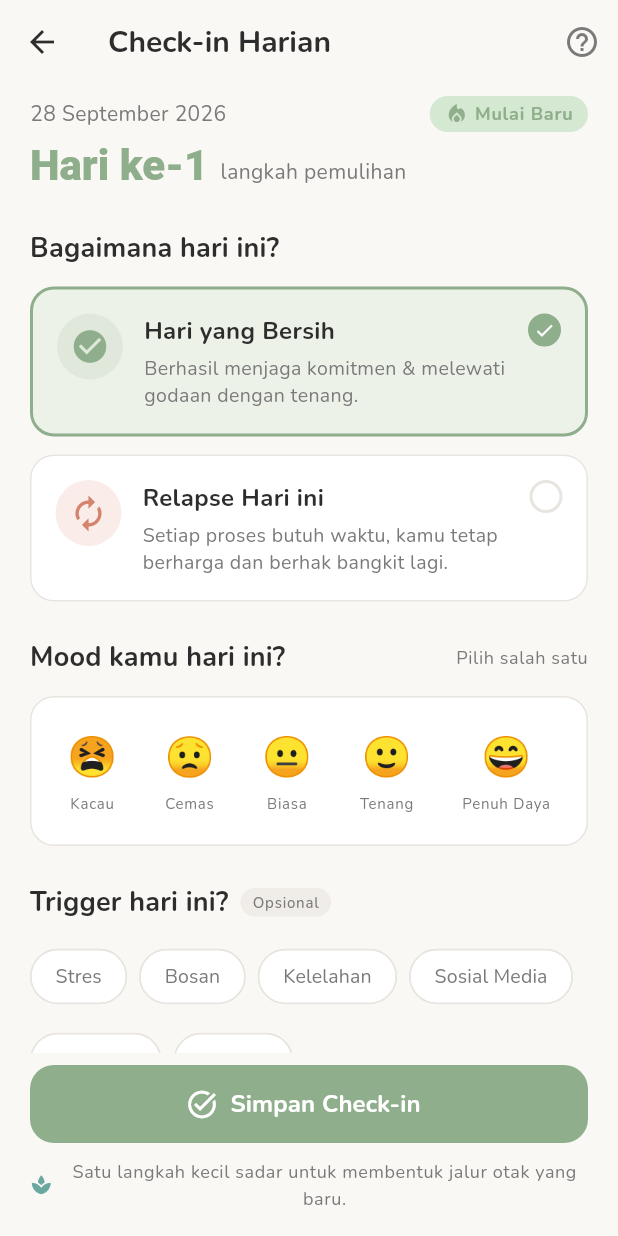
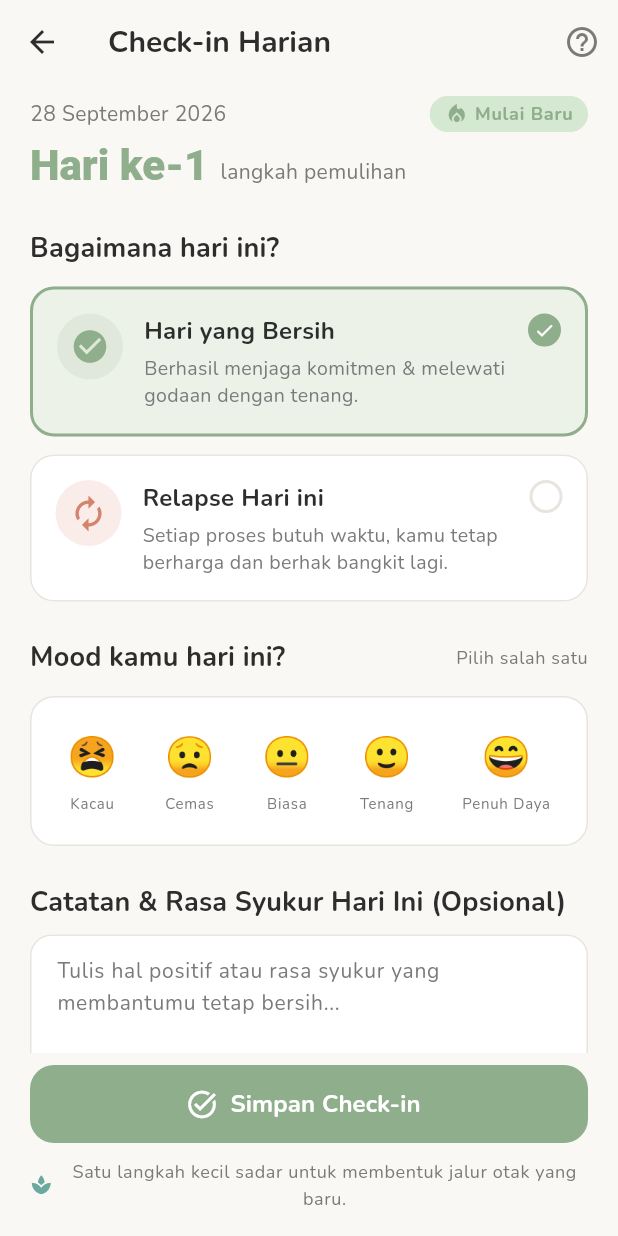
Before and after one commit to meryzennn/rewire, a Flutter app: the CheckinScreen screen opened by its route, on a phone screen of 412 x 824 dp. Run offline on Flutter 3.47's test engine with Material 3 defaults, Android fonts, the phone set to English and light mode, and no system bars; our stand-ins replace audioplayers, fl_chart, flutter_local_notifications, go_router, image_picker, shared_preferences and 3 more; accounts and stored records are empty.

Commit message:
feat(checkin): make triggers relapse-only and add already-checked-in banner with update action

```diff
--- a/lib/screens/checkin/checkin_screen.dart
+++ b/lib/screens/checkin/checkin_screen.dart
@@ -203,6 +203,7 @@ class _CheckinScreenState extends State<CheckinScreen> {
 
     final provider = _getProvider(context);
     final isRelapse = _selectedStatus == 'relapse';
+    final wasAlreadyCheckedIn = provider.hasCheckedInToday;
 
     try {
       await provider.submitCheckin(
@@ -238,17 +239,21 @@ class _CheckinScreenState extends State<CheckinScreen> {
       }
     } else {
       ScaffoldMessenger.of(context).showSnackBar(
-        const SnackBar(
+        SnackBar(
           content: Row(
             children: [
-              Icon(Icons.check_circle, color: Colors.white, size: 20),
-              SizedBox(width: 8),
-              Text('Check-in berhasil disimpan!'),
+              const Icon(Icons.check_circle, color: Colors.white, size: 20),
+              const SizedBox(width: 8),
+              Text(
+                wasAlreadyCheckedIn
+                    ? 'Check-in berhasil diperbarui!'
+                    : 'Check-in berhasil disimpan!',
+              ),
             ],
           ),
           backgroundColor: AppColors.primary,
           behavior: SnackBarBehavior.floating,
-          duration: Duration(seconds: 2),
+          duration: const Duration(seconds: 2),
         ),
       );
       Navigator.of(context).maybePop();
@@ -389,6 +394,56 @@ class _CheckinScreenState extends State<CheckinScreen> {
                     ),
                     const SizedBox(height: 24),
 
+                    // 1b. ALREADY CHECKED IN BANNER
+                    if (hasCheckedIn) ...[
+                      Container(
+                        margin: const EdgeInsets.only(bottom: 20),
+                        padding: const EdgeInsets.all(14),
+                        decoration: BoxDecoration(
+                          color: isDark
+                              ? primaryContainer.withValues(alpha: 0.25)
+                              : primaryContainer.withValues(alpha: 0.45),
+                          borderRadius: BorderRadius.circular(16),
+                          border: Border.all(
+                            color: primaryColor.withValues(alpha: 0.35),
+                          ),
+                        ),
+                        child: Row(
+                          crossAxisAlignment: CrossAxisAlignment.start,
+                          children: [
+                            Icon(
+                              Icons.verified_rounded,
+                              color: primaryColor,
+                              size: 22,
+                            ),
+                            const SizedBox(width: 10),
+                            Expanded(
+                              child: Column(
+                                crossAxisAlignment: CrossAxisAlignment.start,
+                                children: [
+                                  Text(
+                                    'Kamu sudah check-in hari ini',
+                                    style: theme.textTheme.titleSmall?.copyWith(
+                                      fontWeight: FontWeight.bold,
+                                      color: primaryColor,
+                                    ),
+                                  ),
+                                  const SizedBox(height: 4),
+                                  Text(
+                                    'Data check-in hari ini sudah tersimpan. Kamu bisa memperbarui data jika kondisi berubah di malam hari (seperti mood atau jika terjadi relapse).',
+                                    style: theme.textTheme.bodySmall?.copyWith(
+                                      color: textPrimary.withValues(alpha: 0.85),
+                                      height: 1.4,
+                                    ),
+                                  ),
+                                ],
+                              ),
+                            ),
+                          ],
+                        ),
+                      ),
+                    ],
+
                     // 2. STATUS QUESTION & SELECTION CARDS
                     Text(
                       'Bagaimana hari ini?',
@@ -411,7 +466,10 @@ class _CheckinScreenState extends State<CheckinScreen> {
                       dividerColor: dividerColor,
                       textPrimary: textPrimary,
                       textSecondary: textSecondary,
-                      onTap: () => setState(() => _selectedStatus = 'clean'),
+                      onTap: () => setState(() {
+                        _selectedStatus = 'clean';
+                        _selectedTriggers.clear();
+                      }),
                     ),
                     const SizedBox(height: 12),
                     // Card 2: Relapse Hari ini
@@ -517,11 +575,12 @@ class _CheckinScreenState extends State<CheckinScreen> {
                     ),
                     const SizedBox(height: 24),
 
-                    // 4. TRIGGER SECTION
+                    // 4. TRIGGER SECTION (Hanya tampil saat status Relapse)
+                    if (_selectedStatus == 'relapse') ...[
                       Row(
                         children: [
                           Text(
-                          'Trigger hari ini?',
+                            'Pemicu (trigger) relapse?',
                             style: theme.textTheme.titleMedium?.copyWith(
                               fontWeight: FontWeight.bold,
                               color: textPrimary,
@@ -587,14 +646,26 @@ class _CheckinScreenState extends State<CheckinScreen> {
                         }).toList(),
                       ),
                       const SizedBox(height: 16),
+                    ],
+                    Text(
+                      _selectedStatus == 'relapse'
+                          ? 'Catatan Evaluasi (Opsional)'
+                          : 'Catatan & Rasa Syukur Hari Ini (Opsional)',
+                      style: theme.textTheme.titleMedium?.copyWith(
+                        fontWeight: FontWeight.bold,
+                        color: textPrimary,
+                      ),
+                    ),
+                    const SizedBox(height: 8),
                     TextField(
                       controller: _notesController,
                       maxLines: 3,
                       maxLength: 250,
                       style: TextStyle(color: textPrimary, fontSize: 14),
                       decoration: InputDecoration(
-                        hintText:
-                            'Tulis trigger atau catatan singkat jika ada...',
+                        hintText: _selectedStatus == 'relapse'
+                            ? 'Tulis apa yang memicu relapse atau hal yang bisa dipelajari...'
+                            : 'Tulis hal positif atau rasa syukur yang membantumu tetap bersih...',
                         hintStyle: TextStyle(
                           color: textSecondary,
                           fontSize: 14,
@@ -649,9 +720,18 @@ class _CheckinScreenState extends State<CheckinScreen> {
                                 color: Colors.white,
                               ),
                             )
-                          : const Icon(Icons.task_alt, size: 22),
+                          : Icon(
+                              hasCheckedIn
+                                  ? Icons.sync_rounded
+                                  : Icons.task_alt,
+                              size: 22,
+                            ),
                       label: Text(
-                        _isSaving ? 'Menyimpan...' : 'Simpan Check-in',
+                        _isSaving
+                            ? 'Menyimpan...'
+                            : (hasCheckedIn
+                                ? 'Perbarui Check-in'
+                                : 'Simpan Check-in'),
                         style: const TextStyle(
                           fontSize: 16,
                           fontWeight: FontWeight.bold,
```
Also changed, not shown: 1 other file. Lines whose indentation alone changed are shown as unchanged.
